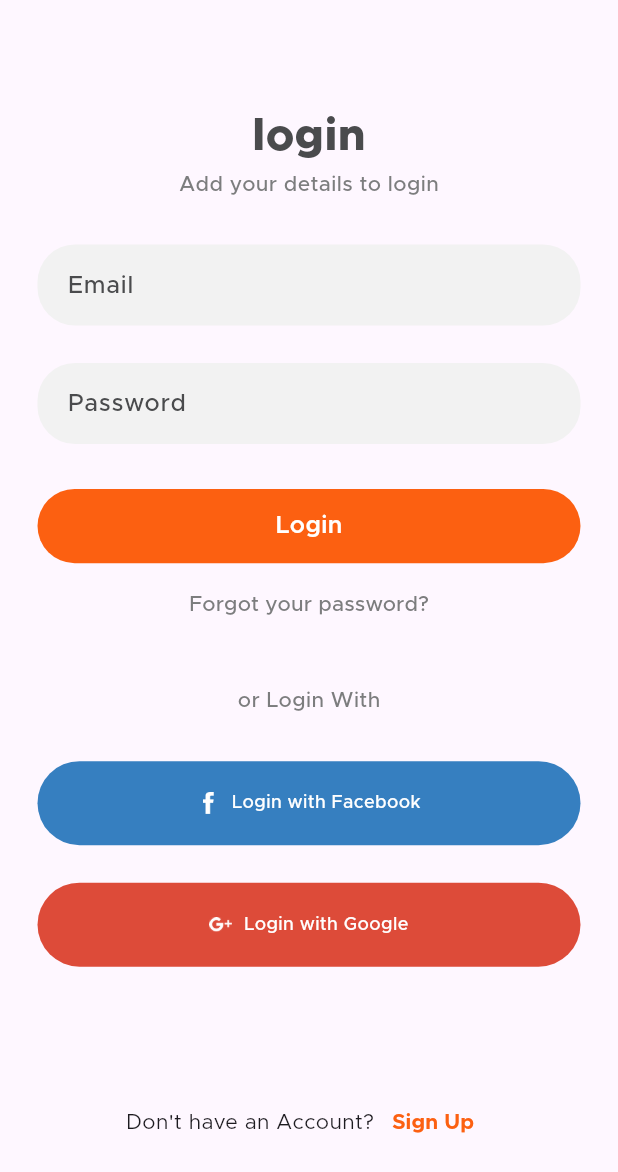
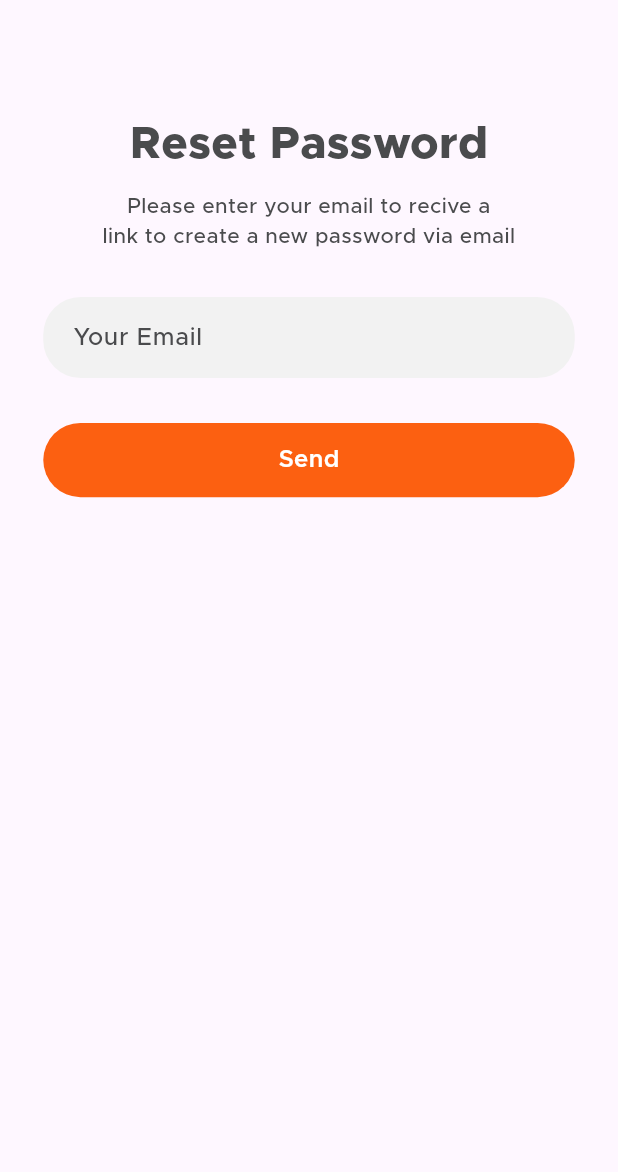
Before and after one commit to Aqib-Ayoub/KehwaCart-client, a Flutter app: the LoginView screen opened directly, after a tap on "Forgot your password?", on a phone screen of 412 x 824 dp. Shown: the top 1172 px of the screen. Run offline on Flutter 3.47's test engine with Material 3 defaults, Android fonts, the phone set to English and light mode, and no system bars.

Commit message:
created reset password screen

```diff
--- a/lib/views/auth/login_view.dart
+++ b/lib/views/auth/login_view.dart
@@ -2,6 +2,7 @@ import 'package:client/common_widget/round_button.dart';
 import 'package:client/common_widget/round_icon_button.dart';
 import 'package:client/common_widget/round_textfield.dart';
 import 'package:client/const/color_extension.dart';
+import 'package:client/views/auth/reset_password_view.dart';
 import 'package:client/views/auth/signup_view.dart';
 import 'package:flutter/material.dart';
 
@@ -54,7 +55,14 @@ class _LoginViewState extends State<LoginView> {
               RoundButton(text: 'Login', onPressed: () {}),
               SizedBox(height: 4.0),
               TextButton(
-                onPressed: () {},
+                onPressed: () {
+                  Navigator.push(
+                    context,
+                    MaterialPageRoute(
+                      builder: (context) => ResetPasswordView(),
+                    ),
+                  );
+                },
                 child: Text(
                   'Forgot your password?',
                   style: TextStyle(
--- /dev/null
+++ b/lib/views/auth/reset_password_view.dart
@@ -0,0 +1,51 @@
+import 'package:client/common_widget/round_button.dart';
+import 'package:client/common_widget/round_textfield.dart';
+import 'package:client/const/color_extension.dart';
+import 'package:flutter/material.dart';
+
+class ResetPasswordView extends StatefulWidget {
+  const ResetPasswordView({super.key});
+
+  @override
+  State<ResetPasswordView> createState() => _ResetPasswordViewState();
+}
+
+class _ResetPasswordViewState extends State<ResetPasswordView> {
+  TextEditingController forgetEmail = TextEditingController();
+  @override
+  Widget build(BuildContext context) {
+    var media = MediaQuery.of(context).size;
+    return Scaffold(
+      body: Padding(
+        padding: EdgeInsets.symmetric(horizontal: media.width * 0.07),
+        child: Column(
+          children: [
+            SizedBox(height: 75.0),
+            Text(
+              'Reset Password',
+              style: TextStyle(
+                fontSize: 30,
+                color: AColor.primaryText,
+                fontWeight: FontWeight.w800,
+              ),
+            ),
+            SizedBox(height: 10),
+            Text(
+              textAlign: TextAlign.center,
+              'Please enter your email to recive a \nlink to create a new password via email',
+              style: TextStyle(
+                fontSize: 14,
+                color: AColor.primaryText,
+                fontWeight: FontWeight.w500,
+              ),
+            ),
+            SizedBox(height: 30),
+            RoundTextfield(hintText: 'Your Email', controller: forgetEmail),
+            SizedBox(height: 30.0),
+            RoundButton(text: 'Send', onPressed: () {}),
+          ],
+        ),
+      ),
+    );
+  }
+}
--- a/lib/views/auth/signup_view.dart
+++ b/lib/views/auth/signup_view.dart
@@ -36,7 +36,7 @@ class _SignupViewState extends State<SignupView> {
                 ),
               ),
               Text(
-                'Add your details to login',
+                'Add your details to sign up',
                 style: TextStyle(
                   color: AColor.secondaryText,
                   fontSize: 14,
@@ -48,13 +48,15 @@ class _SignupViewState extends State<SignupView> {
               SizedBox(height: 30),
               RoundTextfield(hintText: 'Email'),
               SizedBox(height: 30),
-              RoundTextfield(hintText: 'Mobile'),
+              RoundTextfield(hintText: 'Mobile No'),
+              SizedBox(height: 30),
+              RoundTextfield(hintText: 'Address'),
               SizedBox(height: 30),
               RoundTextfield(hintText: 'Password'),
               SizedBox(height: 30),
               RoundTextfield(hintText: 'Confirm Password'),
               SizedBox(height: 30),
-              RoundButton(text: 'Signup', onPressed: () {}),
+              RoundButton(text: 'Sign Up', onPressed: () {}),
               SizedBox(height: 60.0),
               Row(
                 mainAxisSize: MainAxisSize.min,
```
